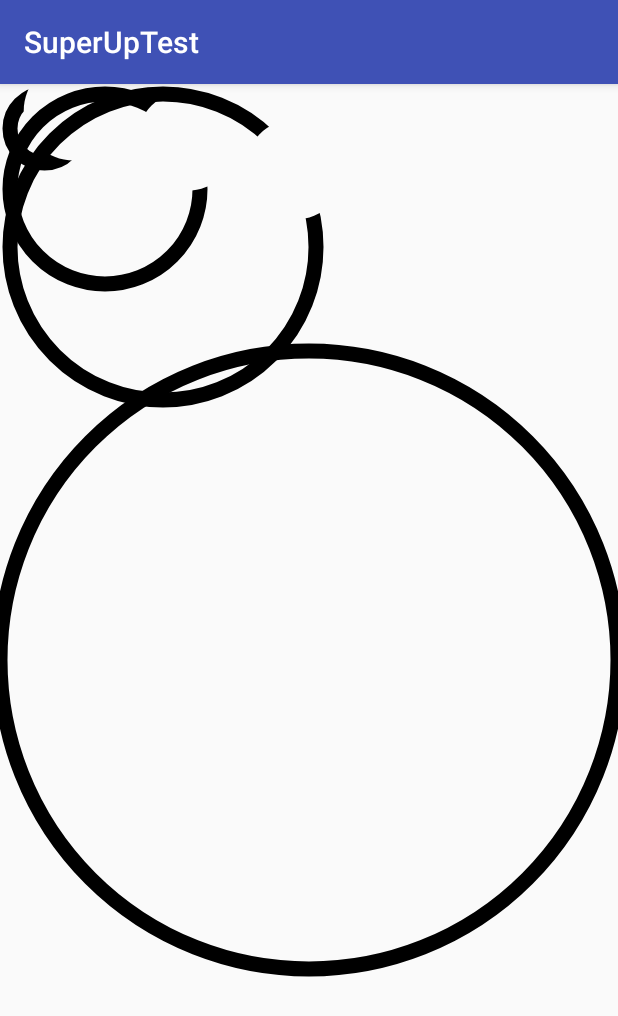
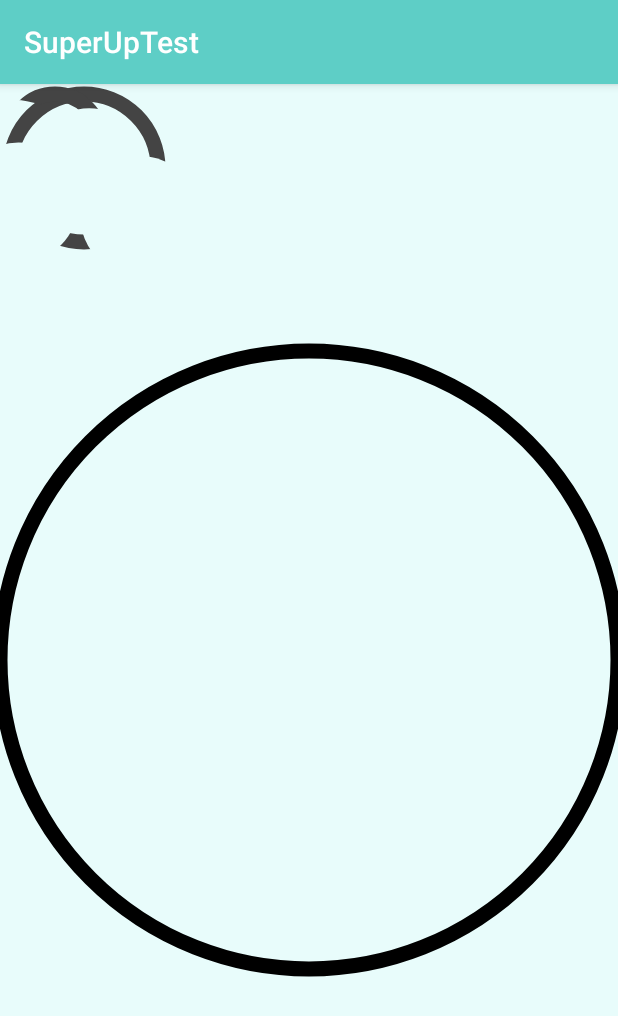
Before and after one commit to pavelpoley/SuperUpTest, an Android app: the GameActivity screen opened directly, with no data from a screen before it, on a phone screen of 412 x 824 dp. Shown: the top 1016 px of the screen. Run offline under Robolectric (Android 15) with nearby library versions, the phone set to English and light mode, and no system bars; 9 statements that could not run were skipped.

Commit message:
Added random holes functionality to WaveView - previous commit was not committed correctly

```diff
--- a/app/src/main/AndroidManifest.xml
+++ b/app/src/main/AndroidManifest.xml
@@ -9,14 +9,18 @@
         android:roundIcon="@mipmap/ic_launcher_round"
         android:supportsRtl="true"
         android:theme="@style/AppTheme">
-        <activity android:name=".activities.MainActivity">
+
+        <activity android:name=".activities.MainActivity"
+            android:screenOrientation="portrait">
             <intent-filter>
                 <action android:name="android.intent.action.MAIN" />
 
                 <category android:name="android.intent.category.LAUNCHER" />
             </intent-filter>
         </activity>
-        <activity android:name=".activities.GameActivity"></activity>
+
+        <activity android:name=".activities.GameActivity"
+            android:screenOrientation="portrait"></activity>
     </application>
 
 </manifest>
--- a/app/src/main/java/com/superuptest/activities/MainActivity.java
+++ b/app/src/main/java/com/superuptest/activities/MainActivity.java
@@ -26,6 +26,8 @@ public class MainActivity extends AppCompatActivity implements View.OnClickListe
     @Override
     public void onClick(View v) {
         if (v.getId() == btStartGame.getId()){
+
+            overridePendingTransition(0,0);
             startActivity(new Intent(this,GameActivity.class));
         }
     }
--- a/app/src/main/java/com/superuptest/views/WaveView.java
+++ b/app/src/main/java/com/superuptest/views/WaveView.java
@@ -13,6 +13,8 @@ import android.util.Log;
 import android.view.View;
 import android.view.animation.LinearInterpolator;
 
+import java.util.Random;
+
 
 /**
  * This class represent a wave.
@@ -20,6 +22,9 @@ import android.view.animation.LinearInterpolator;
 
 public class WaveView extends View {
 
+    /**
+     * Tha logging tag of this Class
+     * */
     private static final String TAG = "WaveView";
 
     /**
@@ -30,7 +35,7 @@ public class WaveView extends View {
     /**
      *Radius of the hole.
      * */
-    private static final int HOLE_RADIUS = 50;
+    private static final int HOLE_RADIUS = 60;
 
     /**
      *Paints stroke width.
@@ -38,9 +43,9 @@ public class WaveView extends View {
     private static final int STROKE_WIDTH = 15;
 
     /**
-     *The duration of animation.
+     *The duration of animation in millisecond.
      * */
-    private static final int ANIM_DURATION = 5000;
+    private static final int ANIM_DURATION = 10000;
 
     /**
      *Device screen width used to check when the wave reached the border,
@@ -53,11 +58,11 @@ public class WaveView extends View {
      * */
     private boolean isAnimStarted = false;
 
-
-    private Paint mCirclePaint;
-    private Paint mHolePaint;
-    private PorterDuffXfermode mDuffXfermode;
-    private ValueAnimator animator ;
+    /**
+    * Every item of the array represent a hole angel, angel will used to calculate x,y
+    * coordinates for each hole on the circle.
+    * */
+    private int[] angelsArr;
 
     /**
      * Interface instance to send callbacks to Activity.
@@ -71,13 +76,26 @@ public class WaveView extends View {
     public interface WaveViewCallbacks {
 
         /**
-         * Called when the wave reached the border.
+         * Called when the wave reached the game border.
          * @param waveView provide a instance of itself, to let the layout container in the
          * Activity to remove the View.
          * */
         void onWaveReachedBorder(WaveView waveView);
     }
 
+
+    private Paint mCirclePaint;
+    private Paint mHolePaint;
+    private ValueAnimator animator ;
+    private Random mRand = new Random();
+
+
+
+    /**
+     * Default constructor
+     * @param context The Context the view is running in (Activity)
+     * @throws IllegalStateException if the Activity not implement WaveViewCallbacks interface
+     * */
     public WaveView(Context context) {
         super(context);
 
@@ -93,31 +111,47 @@ public class WaveView extends View {
 
 
     /**
-     * initialize Paints and sets View characteristics.
+     * initialize Paints, holes, angels and sets View characteristics.
     * */
     private void init(){
         //get paints
         mCirclePaint = getCirclePaint();
         mHolePaint = getHolePaint();
 
-        //used to erase part of the circle to create hole
-        mDuffXfermode = new PorterDuffXfermode(PorterDuff.Mode.CLEAR);
-
         setDrawingCacheEnabled(true);
 
-        //add this line to force PorterDuff.Mode.CLEAR work
+        //this line used to force PorterDuff.Mode.CLEAR work and for smooth animations
         setLayerType(View.LAYER_TYPE_HARDWARE,null);
+
+        setupAngelsForHoles();
 
     }
 
+    /**
+     * Initialize angelsArr that will store random non-repeatable angels for each hole
+     * angelsArr size is the number of holes generated randomly
+     * */
+    private void setupAngelsForHoles() {
+        angelsArr = new int[generateNumOfHoles()];
 
+        for (int i = 0; i < angelsArr.length; i++) {
+            angelsArr[i] = generateRandomAngel();
+
+            while (i > 0 && angelsArr[i]== angelsArr[i-1]){
+                angelsArr[i] = generateRandomAngel();
+            }
+        }
+    }
+
+    /**
+     * Override onMeasure and setup ValueAnimator related to screen width and start animation
+     * @throws IllegalStateException if the screen width not defined (-1)
+     * */
     @Override
     protected void onMeasure(int widthMeasureSpec, int heightMeasureSpec) {
         super.onMeasure(widthMeasureSpec, heightMeasureSpec);
 
         if (deviceScreenWidth != -1){
-
-            Log.d(TAG, "onMeasure: "+deviceScreenWidth);
 
             animator = ValueAnimator.ofInt(10,deviceScreenWidth);
 
@@ -130,6 +164,10 @@ public class WaveView extends View {
 
     }
 
+
+    /**
+     * Override onDraw and draw the objects
+     * */
     @Override
     protected void onDraw(Canvas canvas) {
         super.onDraw(canvas);
@@ -137,8 +175,6 @@ public class WaveView extends View {
 
         int width = canvas.getWidth();
         int height = canvas.getHeight();
-
-        Log.d(TAG, "onDraw: "+width);
 
 
         //Draws the main circle
@@ -148,17 +184,18 @@ public class WaveView extends View {
                 ,(float)(width*0.5)-PADDING,
                 mCirclePaint);
 
-        //get coordinates on the circle to place hole
-        float[] floats = getPointOnCircle(width, height, (float) (width * 0.5));
+        //Draw the holes
+        for (int i = 0; i< angelsArr.length; i++) {
 
-        //set paints clear mode
-        mHolePaint.setXfermode(mDuffXfermode);
+            Log.d(TAG, "onDraw: " + angelsArr[i]);
+            //compute coordinates on the circle to place a hole
+            float[] floats = getPointOnCircle(width, height, width/2, angelsArr[i]);
 
-        //create new circle that erase part of the main circle
-        canvas.drawCircle(
-                floats[0],
-                floats[1],
-                HOLE_RADIUS, mHolePaint);
+            canvas.drawCircle(
+                    floats[0],//x
+                    floats[1],//y
+                    HOLE_RADIUS, mHolePaint);
+        }
     }
 
     /**
@@ -168,12 +205,10 @@ public class WaveView extends View {
     private ValueAnimator.AnimatorUpdateListener getAnimUpdateListener() {
         return new ValueAnimator.AnimatorUpdateListener() {
             public void onAnimationUpdate(ValueAnimator animation) {
-
                     //increase the view width and height
                     getLayoutParams().width = (int) animation.getAnimatedValue();
                     getLayoutParams().height = (int) animation.getAnimatedValue();
                     requestLayout();
-
             }
         };
     }
@@ -218,11 +253,11 @@ public class WaveView extends View {
      * that represent point on the circle,
      * this coordinates uses to place a hole
      * */
-    private float[] getPointOnCircle(int mWidth, int mHeight, final float radius) {
+    private float[] getPointOnCircle(int mWidth, int mHeight, final float radius, int angel) {
         float[] result = new float[2];
 
-        result[0] = (float) ((radius-PADDING) * Math.cos(100)) + (mWidth / 2);
-        result[1] = (float) ((radius-PADDING) * Math.sin(100)) + (mHeight / 2);
+        result[0] = (float) ((radius-PADDING) * Math.cos(angel)) + (mWidth / 2);
+        result[1] = (float) ((radius-PADDING) * Math.sin(angel)) + (mHeight / 2);
 
         return result;
     }
@@ -234,7 +269,7 @@ public class WaveView extends View {
     * */
     private Paint getCirclePaint(){
        Paint paint =  new Paint();
-       paint.setColor(Color.BLACK);
+       paint.setColor(Color.DKGRAY);
        paint.setStrokeWidth(STROKE_WIDTH);
        paint.setStyle(Paint.Style.STROKE);
        return paint;
@@ -245,10 +280,15 @@ public class WaveView extends View {
      * @return Paint that uses to draw hole in circle
      * */
     private Paint getHolePaint(){
-        Paint paint =  new Paint();
-        paint.setColor(Color.WHITE);
+
+        //mDuffXfermode to erase part of the circle to create hole
+        PorterDuffXfermode mDuffXfermode = new PorterDuffXfermode(PorterDuff.Mode.CLEAR);
+
+        Paint paint = new Paint();
         paint.setStrokeWidth(STROKE_WIDTH);
         paint.setStyle(Paint.Style.FILL);
+        paint.setXfermode(mDuffXfermode);
+
         return paint;
     }
 
@@ -266,10 +306,36 @@ public class WaveView extends View {
     }
 
     /**
-     * Set device screen width
+     * Setter for device screen width
      * @param width is screen width
      * */
     public void setDeviceScreenWidth(int width) {
         this.deviceScreenWidth = width;
     }
+
+    /**
+     * Return random number from 1 to 3, represent number of holes in WaveView
+     * @return random number from 1 to 3, represent number of holes in the WaveView
+     */
+    private int generateNumOfHoles(){
+
+        int low = 1;
+        int high = 4;
+
+        return mRand.nextInt(high-low) + low;
+    }
+
+
+    /**
+    * Return random number from (1 to 36) * 10 that represent angel
+    * @return random number from (1 to 36) * 10 that represent angel
+    */
+    private int generateRandomAngel(){
+
+        int low = 1;
+        int high = 37;
+        int result = mRand.nextInt(high-low) + low;
+
+        return result*10;
+    }
 }
--- a/app/src/main/res/layout/activity_game.xml
+++ b/app/src/main/res/layout/activity_game.xml
@@ -5,6 +5,7 @@
     android:id="@+id/cc_container"
     android:layout_width="match_parent"
     android:layout_height="match_parent"
+    android:background="@color/colorBackground"
     tools:context="com.superuptest.activities.GameActivity">
 
     <TextView
@@ -12,7 +13,9 @@
         android:layout_width="wrap_content"
         android:layout_height="wrap_content"
         android:layout_marginEnd="8dp"
-        android:layout_marginTop="8dp"
+        android:layout_marginTop="16dp"
+        android:textSize="24sp"
+        android:textStyle="bold"
         app:layout_constraintEnd_toEndOf="parent"
         app:layout_constraintStart_toStartOf="parent"
         app:layout_constraintTop_toTopOf="parent" />
--- a/app/src/main/res/values/colors.xml
+++ b/app/src/main/res/values/colors.xml
@@ -1,6 +1,7 @@
 <?xml version="1.0" encoding="utf-8"?>
 <resources>
-    <color name="colorPrimary">#3F51B5</color>
-    <color name="colorPrimaryDark">#303F9F</color>
+    <color name="colorPrimary">#5ecec6</color>
+    <color name="colorPrimaryDark">#000000</color>
     <color name="colorAccent">#FF4081</color>
+    <color name="colorBackground">#e8fcfb</color>
 </resources>
```
